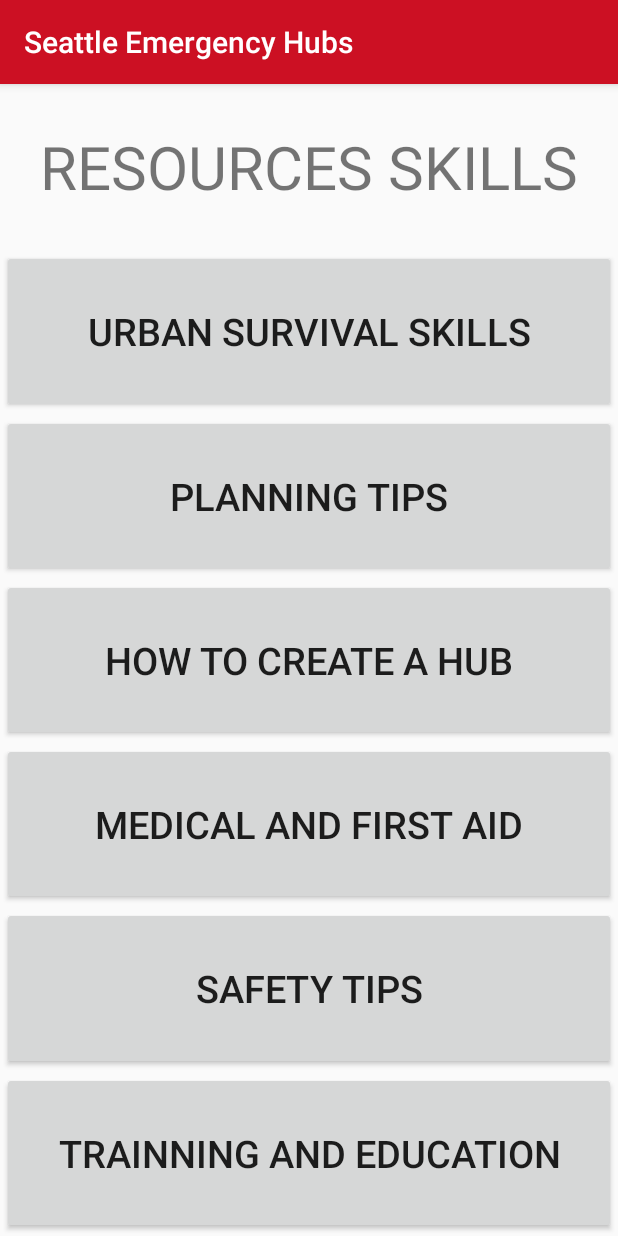
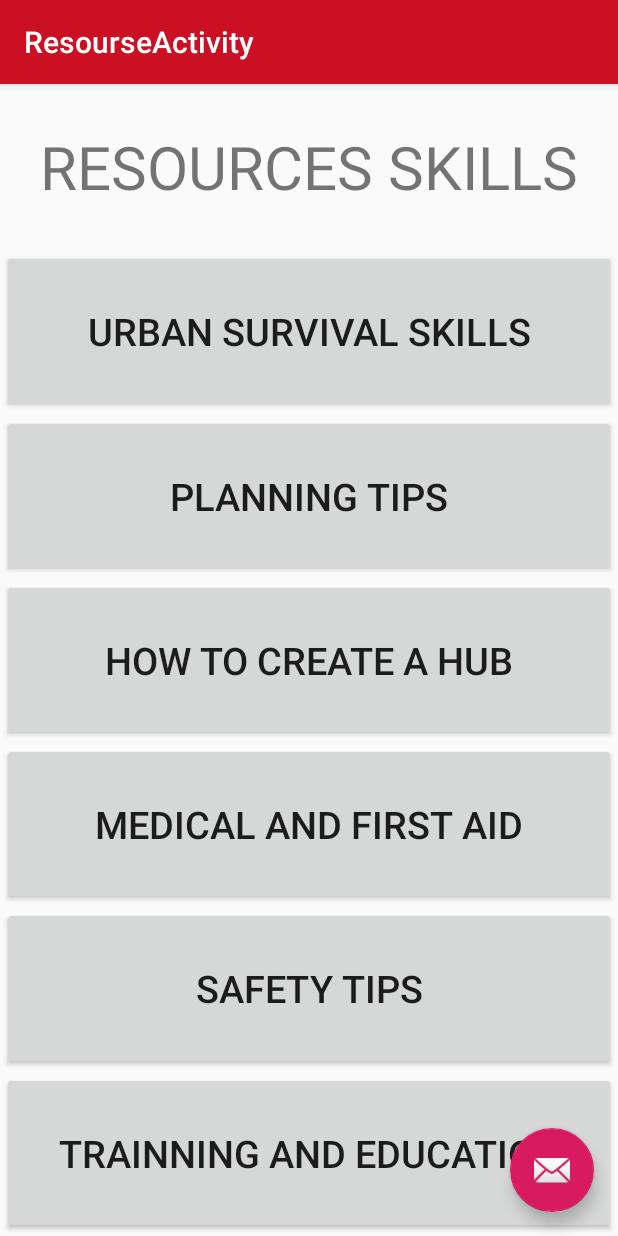
Before and after one commit to jerwest/AD430-Seattle-Emergency-Hubs, an Android app: the screen it shows after launch (ResoursesActivity before the commit, ResourseActivity after it), in the side drawer, after a tap on "Resources", on a phone screen of 412 x 824 dp. Run offline under Robolectric (Android 15) with nearby library versions, the phone set to English and light mode, and no system bars; our stand-ins replace Firebase (no records; nobody signed in at launch, a user with empty details on screens opened directly), Picasso; pictures from the network do not load.

```diff
--- a/app/build.gradle
+++ b/app/build.gradle
@@ -26,7 +26,7 @@ dependencies {
     implementation 'com.google.firebase:firebase-database:19.2.0'
     implementation 'com.google.firebase:firebase-auth:19.1.0'
 
-   // implementation 'com.google.firebase:firebase-analytics:17.2.1'
+    // implementation 'com.google.firebase:firebase-analytics:17.2.1'
     // implementation 'com.google.firebase:firebase-firestore:18.0.0'
     implementation 'com.google.firebase:firebase-firestore:21.2.1'
     implementation 'com.squareup.picasso:picasso:2.71828'
--- a/app/src/main/java/com/cap/seattleemergencyhubs/MainActivity.java
+++ b/app/src/main/java/com/cap/seattleemergencyhubs/MainActivity.java
@@ -279,7 +279,7 @@ public class MainActivity extends AppCompatActivity
             defaultNeighborhoods.putExtra("transVal", nameTrans);
             startActivity(defaultNeighborhoods);
         } else if (id == R.id.nav_resources) {
-            Intent intent = new Intent(MainActivity.this, ResoursesActivity.class);
+            Intent intent = new Intent(MainActivity.this, ResourseActivity.class);
             startActivity(intent);
 
         } else if (id == R.id.nav_blog) {
--- /dev/null
+++ b/app/src/main/res/layout/activity_resourse.xml
@@ -0,0 +1,33 @@
+<?xml version="1.0" encoding="utf-8"?>
+<androidx.coordinatorlayout.widget.CoordinatorLayout xmlns:android="http://schemas.android.com/apk/res/android"
+    xmlns:app="http://schemas.android.com/apk/res-auto"
+    xmlns:tools="http://schemas.android.com/tools"
+    android:layout_width="match_parent"
+    android:layout_height="match_parent"
+    tools:context="com.cap.seattleemergencyhubs.ResourseActivity">
+
+    <com.google.android.material.appbar.AppBarLayout
+        android:layout_width="match_parent"
+        android:layout_height="wrap_content"
+        android:theme="@style/AppTheme.AppBarOverlay">
+
+        <androidx.appcompat.widget.Toolbar
+            android:id="@+id/toolbar"
+            android:layout_width="match_parent"
+            android:layout_height="?attr/actionBarSize"
+            android:background="?attr/colorPrimary"
+            app:popupTheme="@style/AppTheme.PopupOverlay" />
+
+    </com.google.android.material.appbar.AppBarLayout>
+
+    <include layout="@layout/content_resourse" />
+
+    <com.google.android.material.floatingactionbutton.FloatingActionButton
+        android:id="@+id/fab"
+        android:layout_width="wrap_content"
+        android:layout_height="wrap_content"
+        android:layout_gravity="bottom|end"
+        android:layout_margin="@dimen/fab_margin"
+        app:srcCompat="@android:drawable/ic_dialog_email" />
+
+</androidx.coordinatorlayout.widget.CoordinatorLayout>
--- /dev/null
+++ b/app/src/main/res/layout/content_resourse.xml
@@ -0,0 +1,110 @@
+<?xml version="1.0" encoding="utf-8"?>
+<androidx.constraintlayout.widget.ConstraintLayout xmlns:android="http://schemas.android.com/apk/res/android"
+    xmlns:app="http://schemas.android.com/apk/res-auto"
+    xmlns:tools="http://schemas.android.com/tools"
+    android:layout_width="match_parent"
+    android:layout_height="match_parent"
+    app:layout_behavior="@string/appbar_scrolling_view_behavior"
+    tools:context="com.cap.seattleemergencyhubs.ResourseActivity"
+    tools:showIn="@layout/activity_resourse">
+
+    <Button
+        android:id="@+id/planningBtn"
+        android:layout_width="409dp"
+        android:layout_height="0dp"
+        android:layout_marginBottom="1dp"
+        android:textSize="25dp"
+        android:text="Planning Tips"
+        android:onClick="buttonOnClick"
+        app:layout_constraintBottom_toTopOf="@+id/createHubBtn"
+        app:layout_constraintEnd_toEndOf="parent"
+        app:layout_constraintHorizontal_bias="0.5"
+        app:layout_constraintStart_toStartOf="parent"
+        app:layout_constraintTop_toBottomOf="@+id/urbSurvBtn" />
+
+    <Button
+        android:id="@+id/createHubBtn"
+        android:layout_width="409dp"
+        android:layout_height="0dp"
+        android:layout_marginBottom="1dp"
+        android:textSize="25dp"
+        android:text="How To Create a Hub"
+        android:onClick="buttonOnClick"
+        app:layout_constraintBottom_toTopOf="@+id/firstAidBtn"
+        app:layout_constraintEnd_toEndOf="parent"
+        app:layout_constraintHorizontal_bias="0.5"
+        app:layout_constraintStart_toStartOf="parent"
+        app:layout_constraintTop_toBottomOf="@+id/planningBtn" />
+
+    <Button
+        android:id="@+id/firstAidBtn"
+        android:layout_width="409dp"
+        android:layout_height="0dp"
+        android:layout_marginBottom="1dp"
+        android:textSize="25dp"
+        android:text="Medical and First Aid"
+        android:onClick="buttonOnClick"
+        app:layout_constraintBottom_toTopOf="@+id/safetyBtn"
+        app:layout_constraintEnd_toEndOf="parent"
+        app:layout_constraintHorizontal_bias="0.5"
+        app:layout_constraintStart_toStartOf="parent"
+        app:layout_constraintTop_toBottomOf="@+id/createHubBtn" />
+
+    <Button
+        android:id="@+id/safetyBtn"
+        android:layout_width="409dp"
+        android:layout_height="0dp"
+        android:layout_marginBottom="1dp"
+        android:textSize="25dp"
+        android:text="Safety Tips"
+        android:onClick="buttonOnClick"
+        app:layout_constraintBottom_toTopOf="@+id/trainningBtn"
+        app:layout_constraintEnd_toEndOf="parent"
+        app:layout_constraintHorizontal_bias="0.5"
+        app:layout_constraintStart_toStartOf="parent"
+        app:layout_constraintTop_toBottomOf="@+id/firstAidBtn" />
+
+    <Button
+        android:id="@+id/trainningBtn"
+        android:layout_width="409dp"
+        android:layout_height="0dp"
+        android:layout_marginBottom="1dp"
+        android:textSize="25dp"
+        android:text="Trainning and Education"
+        android:onClick="buttonOnClick"
+        app:layout_constraintBottom_toBottomOf="parent"
+        app:layout_constraintEnd_toEndOf="parent"
+        app:layout_constraintHorizontal_bias="0.5"
+        app:layout_constraintStart_toStartOf="parent"
+        app:layout_constraintTop_toBottomOf="@+id/safetyBtn" />
+
+    <Button
+        android:id="@+id/urbSurvBtn"
+        android:layout_width="409dp"
+        android:layout_height="0dp"
+        android:layout_marginBottom="1dp"
+        android:textSize="25dp"
+        android:text="Urban Survival Skills"
+        android:onClick="buttonOnClick"
+        app:layout_constraintBottom_toTopOf="@+id/planningBtn"
+        app:layout_constraintEnd_toEndOf="parent"
+        app:layout_constraintHorizontal_bias="0.5"
+        app:layout_constraintStart_toStartOf="parent"
+        app:layout_constraintTop_toBottomOf="@+id/textResSkills" />
+
+    <TextView
+        android:id="@+id/textResSkills"
+        android:layout_width="409dp"
+        android:layout_height="0dp"
+        android:layout_marginTop="1dp"
+        android:layout_marginBottom="1dp"
+        android:gravity="center"
+        android:textSize="40dp"
+        android:text="RESOURCES SKILLS"
+        app:layout_constraintBottom_toTopOf="@+id/urbSurvBtn"
+        app:layout_constraintEnd_toEndOf="parent"
+        app:layout_constraintHorizontal_bias="0.5"
+        app:layout_constraintStart_toStartOf="parent"
+        app:layout_constraintTop_toTopOf="parent" />
+
+</androidx.constraintlayout.widget.ConstraintLayout>
--- a/app/src/main/res/values/strings.xml
+++ b/app/src/main/res/values/strings.xml
@@ -16,4 +16,5 @@
     <string name="title_activity_nhubs">Neighborhood Hubs</string>
     <string name="title_activity_resourses">Seattle Emergency Hubs</string>
     <string name="title_activity_view">ViewActivity</string>
+    <string name="title_activity_resourse">ResourseActivity</string>
 </resources>
```
Also changed, not shown: app/src/main/AndroidManifest.xml (+7 -5 lines), app/src/main/java/com/cap/seattleemergencyhubs/ResourseActivity.java (added, +90 -0 lines), app/src/main/res/layout/content_main.xml (+5 -20 lines), app/src/main/res/drawable/logomixhub.png (added).
